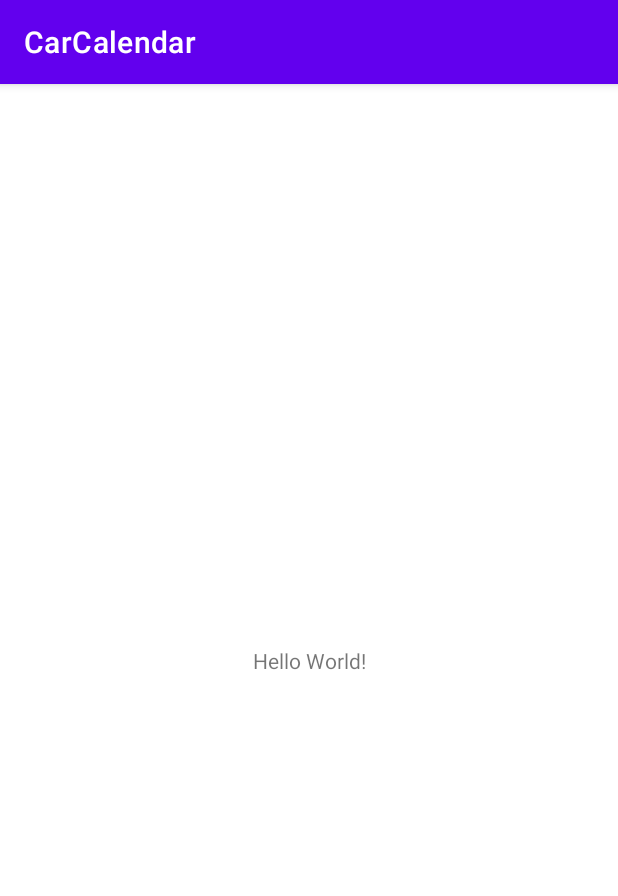
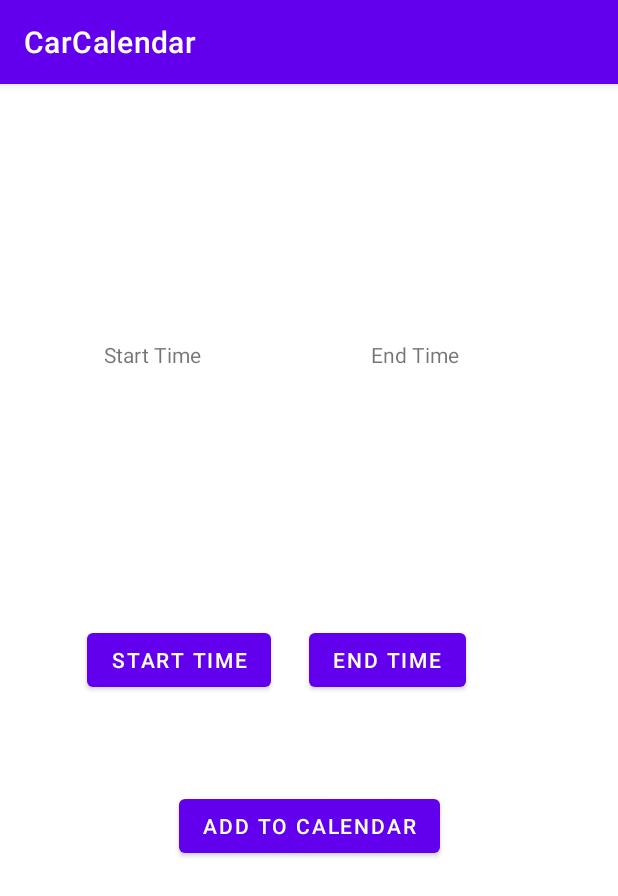
Before and after one commit to RijuGoose/CarCalendar, an Android app: the screen it shows after launch (MainActivity), on a phone screen of 412 x 824 dp. Shown: the top 896 px of the screen. Run offline under Robolectric (Android 15) with nearby library versions, the phone set to English and light mode, and no system bars; 1 statement that could not run was skipped.

Commit message:
added elements

```diff
--- a/app/src/main/java/com/riju/carcalendar/MainActivity.java
+++ b/app/src/main/java/com/riju/carcalendar/MainActivity.java
@@ -16,6 +16,9 @@ import android.net.Uri;
 import android.os.Bundle;
 import android.provider.CalendarContract;
 import android.util.Log;
+import android.view.View;
+import android.widget.Button;
+import android.widget.TextView;
 import android.widget.Toast;
 
 import com.google.android.gms.auth.api.signin.GoogleSignIn;
@@ -32,13 +35,13 @@ import java.net.HttpURLConnection;
 import java.net.MalformedURLException;
 import java.net.ProtocolException;
 import java.net.URL;
+import java.sql.Time;
 import java.util.Calendar;
 import java.util.Date;
 
 public class MainActivity extends AppCompatActivity {
 
-    String calendarName = "Car Calendar";
-    String calendarDisplayName = "Car Calendar DP";
+
 
     @Override
     protected void onCreate(Bundle savedInstanceState) {
@@ -51,6 +54,18 @@ public class MainActivity extends AppCompatActivity {
 //        GoogleSignInAccount account = GoogleSignIn.getLastSignedInAccount(this);
 //
 //        startActivityForResult(signInIntent, 1);
+
+        Button startbtn = (Button)this.findViewById(R.id.startbtn);
+        TextView starttime = (TextView)this.findViewById(R.id.starttime);
+
+        startbtn.setOnClickListener(new View.OnClickListener(){
+            public void onClick(View v){
+                Calendar time = Calendar.getInstance();
+                time.setTime(new Date());
+                time.set(Calendar.HOUR_OF_DAY, time.get(Calendar.HOUR_OF_DAY) + 1);
+
+            }
+        });
 
         int permCalendar = ActivityCompat.checkSelfPermission(MainActivity.this, Manifest.permission.WRITE_CALENDAR);
 
@@ -73,6 +88,7 @@ public class MainActivity extends AppCompatActivity {
             time.setTime(new Date());
             startMillis = time.getTimeInMillis();
             time.set(Calendar.HOUR_OF_DAY, time.get(Calendar.HOUR_OF_DAY) + 1);
+
             endMillis = time.getTimeInMillis();
 
             ContentResolver cr = getContentResolver();
@@ -85,7 +101,7 @@ public class MainActivity extends AppCompatActivity {
             values.put(CalendarContract.Events.EVENT_TIMEZONE, "America/Los_Angeles");
             values.put(CalendarContract.Events.EVENT_LOCATION, "New York City");
 
-            Uri uri = cr.insert(CalendarContract.Events.CONTENT_URI, values);
+            //Uri uri = cr.insert(CalendarContract.Events.CONTENT_URI, values);
 
 
 //_-------------------
--- a/app/src/main/res/layout/activity_main.xml
+++ b/app/src/main/res/layout/activity_main.xml
@@ -6,13 +6,80 @@
     android:layout_height="match_parent"
     tools:context=".MainActivity">
 
-    <TextView
+
+
+    <Button
+        android:id="@+id/startbtn"
         android:layout_width="wrap_content"
         android:layout_height="wrap_content"
-        android:text="Hello World!"
+        android:text="Start time"
+
+        app:layout_constraintStart_toStartOf="parent"
+        app:layout_constraintEnd_toEndOf="parent"
         app:layout_constraintBottom_toBottomOf="parent"
+        app:layout_constraintTop_toTopOf="parent"
+
+        app:layout_constraintHorizontal_bias="0.2"
+
+        />
+    <Button
+        android:id="@+id/endbtn"
+        android:layout_width="wrap_content"
+        android:layout_height="wrap_content"
+        android:text="End time"
+
+        app:layout_constraintStart_toEndOf="@id/startbtn"
         app:layout_constraintEnd_toEndOf="parent"
+        app:layout_constraintBottom_toBottomOf="parent"
+        app:layout_constraintTop_toTopOf="parent"
+
+        app:layout_constraintHorizontal_bias="0.2"
+
+        />
+
+    <Button
+        android:id="@+id/addbtn"
+        android:layout_width="wrap_content"
+        android:layout_height="wrap_content"
+        android:text="Add to Calendar"
+
         app:layout_constraintStart_toStartOf="parent"
-        app:layout_constraintTop_toTopOf="parent" />
+        app:layout_constraintEnd_toEndOf="parent"
+        app:layout_constraintTop_toBottomOf="@id/startbtn"
+        app:layout_constraintBottom_toBottomOf="parent"
 
+        app:layout_constraintHorizontal_bias="0.5"
+        app:layout_constraintVertical_bias="0.2"
+
+        />
+
+    <TextView
+        android:id="@+id/starttime"
+        android:layout_width="wrap_content"
+        android:layout_height="wrap_content"
+        android:text="Start Time"
+
+        app:layout_constraintStart_toStartOf="parent"
+        app:layout_constraintEnd_toEndOf="parent"
+        app:layout_constraintBottom_toTopOf="@id/startbtn"
+        app:layout_constraintTop_toTopOf="parent"
+
+        app:layout_constraintHorizontal_bias="0.2"
+        app:layout_constraintVertical_bias="0.5"
+        />
+
+    <TextView
+        android:id="@+id/endtime"
+        android:layout_width="wrap_content"
+        android:layout_height="wrap_content"
+        android:text="End Time"
+
+        app:layout_constraintStart_toStartOf="parent"
+        app:layout_constraintEnd_toEndOf="parent"
+        app:layout_constraintBottom_toTopOf="@id/endbtn"
+        app:layout_constraintTop_toTopOf="parent"
+
+        app:layout_constraintHorizontal_bias="0.7"
+        app:layout_constraintVertical_bias="0.5"
+        />
 </androidx.constraintlayout.widget.ConstraintLayout>
```
